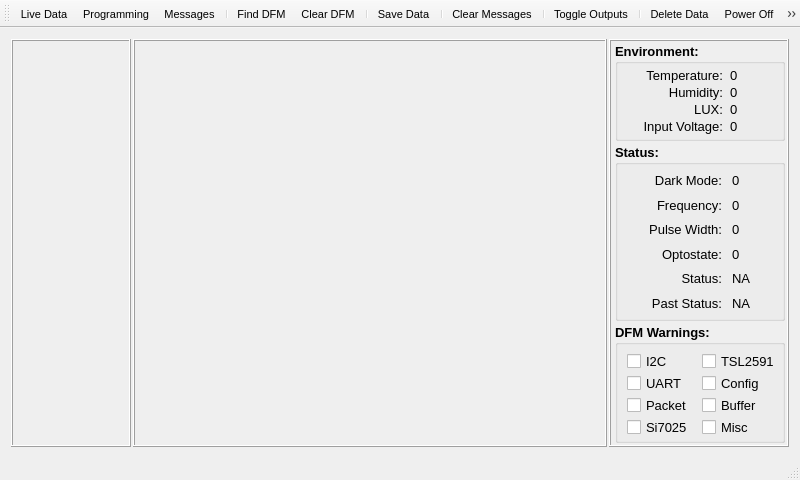
Before: the Qt Designer form Mainwindow.ui in spletcher1/PyMCU, drawn with Qt 5.
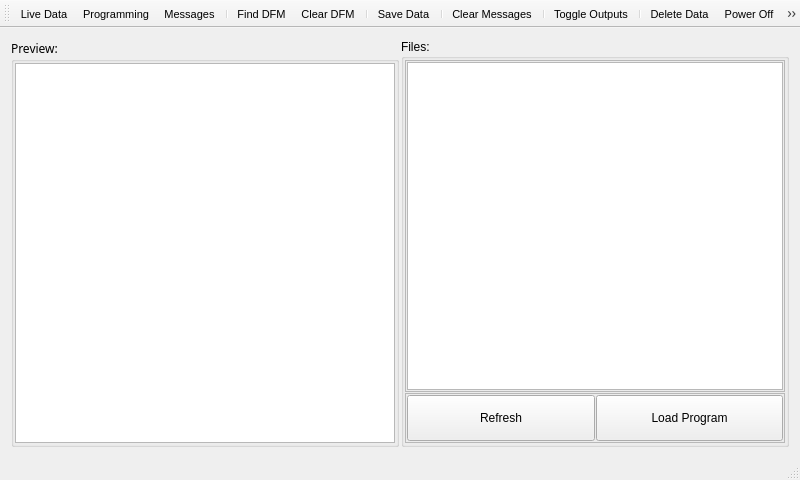
After: the same form once the commit is applied. Icons and pictures are not drawn.

Commit message: Added program file choice to stacked pages.

What changed in the file:
```diff
--- a/Mainwindow.ui
+++ b/Mainwindow.ui
@@ -39,7 +39,7 @@
        </size>
       </property>
       <property name="currentIndex">
-       <number>1</number>
+       <number>3</number>
       </property>
       <widget class="QWidget" name="ProgramPage">
        <property name="toolTipDuration">
@@ -1299,6 +1299,200 @@
         </item>
        </layout>
       </widget>
+      <widget class="QWidget" name="FileLoadPage">
+       <layout class="QHBoxLayout" name="horizontalLayout_8">
+        <property name="spacing">
+         <number>2</number>
+        </property>
+        <property name="leftMargin">
+         <number>2</number>
+        </property>
+        <property name="topMargin">
+         <number>2</number>
+        </property>
+        <property name="rightMargin">
+         <number>2</number>
+        </property>
+        <property name="bottomMargin">
+         <number>2</number>
+        </property>
+        <item>
+         <widget class="QGroupBox" name="ProgramPreviewBox">
+          <property name="font">
+           <font>
+            <family>Umpush</family>
+           </font>
+          </property>
+          <property name="title">
+           <string>Preview:</string>
+          </property>
+          <layout class="QVBoxLayout" name="verticalLayout_11">
+           <property name="spacing">
+            <number>1</number>
+           </property>
+           <property name="leftMargin">
+            <number>1</number>
+           </property>
+           <property name="topMargin">
+            <number>1</number>
+           </property>
+           <property name="rightMargin">
+            <number>1</number>
+           </property>
+           <property name="bottomMargin">
+            <number>1</number>
+           </property>
+           <item>
+            <widget class="QTextEdit" name="ProgramPreviewTextBox">
+             <property name="font">
+              <font>
+               <pointsize>8</pointsize>
+              </font>
+             </property>
+             <property name="readOnly">
+              <bool>true</bool>
+             </property>
+             <property name="acceptRichText">
+              <bool>false</bool>
+             </property>
+            </widget>
+           </item>
+          </layout>
+         </widget>
+        </item>
+        <item>
+         <widget class="QGroupBox" name="groupBox_4">
+          <property name="title">
+           <string>Files:</string>
+          </property>
+          <layout class="QVBoxLayout" name="verticalLayout_9">
+           <property name="spacing">
+            <number>1</number>
+           </property>
+           <property name="leftMargin">
+            <number>1</number>
+           </property>
+           <property name="topMargin">
+            <number>1</number>
+           </property>
+           <property name="rightMargin">
+            <number>1</number>
+           </property>
+           <property name="bottomMargin">
+            <number>1</number>
+           </property>
+           <item>
+            <widget class="QFrame" name="frame_7">
+             <property name="frameShape">
+              <enum>QFrame::StyledPanel</enum>
+             </property>
+             <property name="frameShadow">
+              <enum>QFrame::Raised</enum>
+             </property>
+             <layout class="QVBoxLayout" name="verticalLayout_10">
+              <property name="spacing">
+               <number>1</number>
+              </property>
+              <property name="leftMargin">
+               <number>1</number>
+              </property>
+              <property name="topMargin">
+               <number>1</number>
+              </property>
+              <property name="rightMargin">
+               <number>1</number>
+              </property>
+              <property name="bottomMargin">
+               <number>1</number>
+              </property>
+              <item>
+               <widget class="QListWidget" name="FilesListWidget">
+                <property name="font">
+                 <font>
+                  <pointsize>12</pointsize>
+                 </font>
+                </property>
+                <property name="showDropIndicator" stdset="0">
+                 <bool>false</bool>
+                </property>
+                <property name="defaultDropAction">
+                 <enum>Qt::IgnoreAction</enum>
+                </property>
+               </widget>
+              </item>
+             </layout>
+            </widget>
+           </item>
+           <item>
+            <widget class="QFrame" name="frame_9">
+             <property name="minimumSize">
+              <size>
+               <width>0</width>
+               <height>40</height>
+              </size>
+             </property>
+             <property name="maximumSize">
+              <size>
+               <width>16777215</width>
+               <height>50</height>
+              </size>
+             </property>
+             <property name="frameShape">
+              <enum>QFrame::StyledPanel</enum>
+             </property>
+             <property name="frameShadow">
+              <enum>QFrame::Raised</enum>
+             </property>
+             <layout class="QHBoxLayout" name="horizontalLayout_9">
+              <property name="spacing">
+               <number>1</number>
+              </property>
+              <property name="leftMargin">
+               <number>1</number>
+              </property>
+              <property name="topMargin">
+               <number>1</number>
+              </property>
+              <property name="rightMargin">
+               <number>1</number>
+              </property>
+              <property name="bottomMargin">
+               <number>1</number>
+              </property>
+              <item>
+               <widget class="QPushButton" name="refreshFilesButton">
+                <property name="sizePolicy">
+                 <sizepolicy hsizetype="Minimum" vsizetype="Expanding">
+                  <horstretch>0</horstretch>
+                  <verstretch>0</verstretch>
+                 </sizepolicy>
+                </property>
+                <property name="text">
+                 <string>Refresh</string>
+                </property>
+               </widget>
+              </item>
+              <item>
+               <widget class="QPushButton" name="LoadProgramButton">
+                <property name="sizePolicy">
+                 <sizepolicy hsizetype="Minimum" vsizetype="Expanding">
+                  <horstretch>0</horstretch>
+                  <verstretch>0</verstretch>
+                 </sizepolicy>
+                </property>
+                <property name="text">
+                 <string>Load Program</string>
+                </property>
+               </widget>
+              </item>
+             </layout>
+            </widget>
+           </item>
+          </layout>
+         </widget>
+        </item>
+       </layout>
+      </widget>
      </widget>
     </item>
    </layout>
```
The commit also changes 2 other files.
